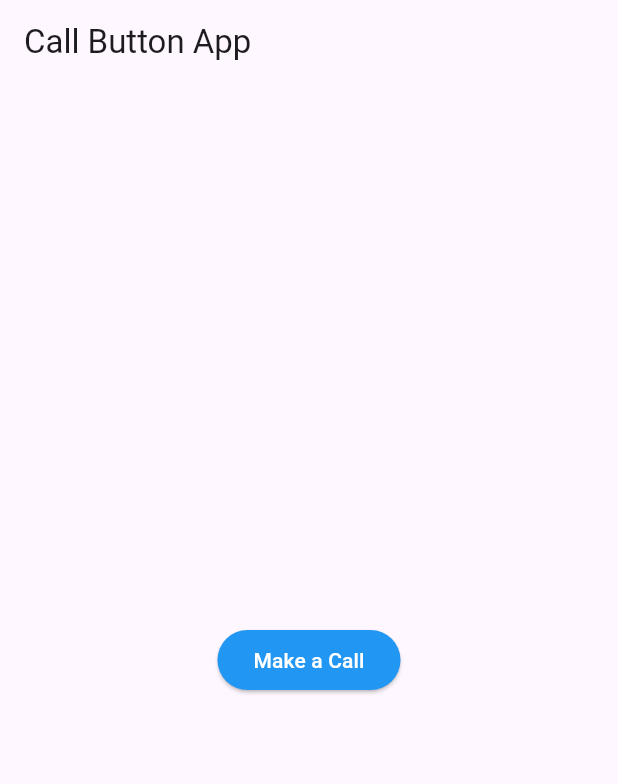
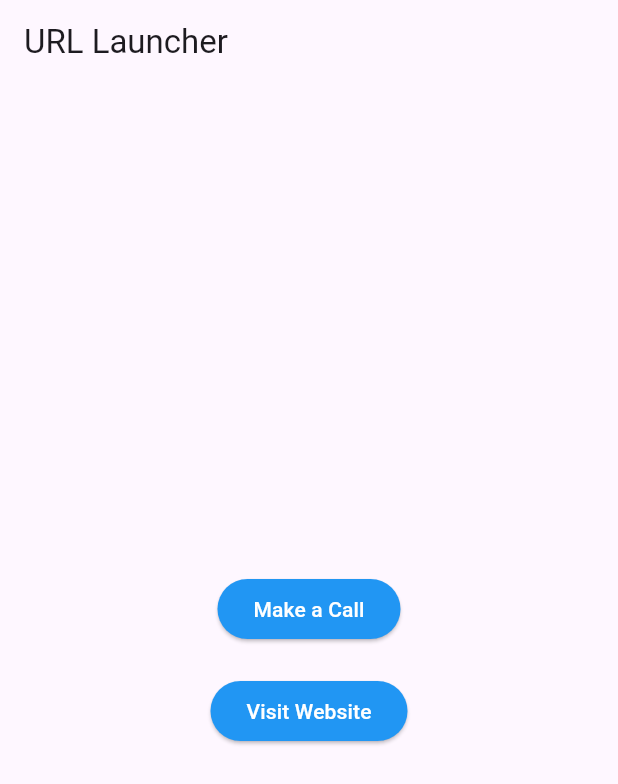
Before and after one commit to DevikaRNair05/FlutterCoding, a Flutter app: the screen it shows after launch, on a phone screen of 412 x 824 dp. Shown: the top 784 px of the screen. Run offline on Flutter 3.47's test engine with Material 3 defaults, Android fonts, the phone set to English and light mode, and no system bars; our stand-ins replace sqflite; accounts and stored records are empty.

Commit message:
URL Launcher

```diff
--- a/call_button_app/lib/main.dart
+++ b/call_button_app/lib/main.dart
@@ -12,7 +12,7 @@ class MyApp extends StatelessWidget {
   Widget build(BuildContext context) {
     return MaterialApp(
       debugShowCheckedModeBanner: false,
-      title: 'Call Button App',
+      title: 'URL Launcher',
       theme: ThemeData(
         primarySwatch: Colors.blue,
       ),
@@ -22,28 +22,42 @@ class MyApp extends StatelessWidget {
 }
 
 class MyHomePage extends StatelessWidget {
-  final String phoneNumber = '+919544519440';
   const MyHomePage({super.key});
-
-  @override
+   @override
   Widget build(BuildContext context) {
     return Scaffold(
       appBar: AppBar(
-        title: const Text('Call Button App'),
+        title: const Text('URL Launcher'),
       ),
       body: Center(
-        child: ElevatedButton(
-          onPressed: _makePhoneCall,
-          style: ElevatedButton.styleFrom(
-            foregroundColor: Colors.white, backgroundColor: Colors.blue, // Text color
-          ),
-          child: const Text('Make a Call'),
+        child: Column(
+          mainAxisAlignment: MainAxisAlignment.center,
+          children: [
+            ElevatedButton(
+              onPressed: _makePhoneCall,
+              style: ElevatedButton.styleFrom(
+                foregroundColor: Colors.white,
+                backgroundColor: Colors.blue, // Text color
+              ),
+              child: const Text('Make a Call'),
+            ),
+            const SizedBox(height: 20), // Add spacing between buttons
+            ElevatedButton(
+              onPressed: _visitWebsite,
+              style: ElevatedButton.styleFrom(
+                foregroundColor: Colors.white,
+                backgroundColor: Colors.blue, // Text color
+              ),
+              child: const Text('Visit Website'),
+            ),
+          ],
         ),
       ),
     );
   }
 
   Future<void> _makePhoneCall() async {
+    const String phoneNumber = '+919544519440';
     final Uri launchUri = Uri(
       scheme: 'tel',
       path: phoneNumber,
@@ -55,4 +69,16 @@ class MyHomePage extends StatelessWidget {
       throw 'Could not launch $launchUri';
     }
   }
+
+ // Method to visit a website
+  Future<void> _visitWebsite() async {
+    final Uri url = Uri.parse('https://www.example.com');
+    if (await canLaunchUrl(url)) {
+      await launchUrl(url);
+    } else {
+      // Handle the error when the URL cannot be launched
+      throw 'Could not launch $url';
+    }
+  }
+
 }
```
